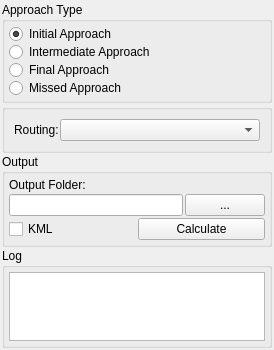
The window that Q_Pansopy/ui/pbn/qpansopy_lnav_dockwidget.ui (FLYGHT7/qpansopy) describes before a commit, drawn with Qt 5.
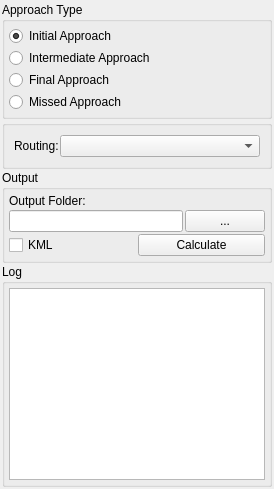
The same window after the commit. Custom widgets are drawn as their Qt base class.

```diff
--- a/Q_Pansopy/ui/pbn/qpansopy_lnav_dockwidget.ui
+++ b/Q_Pansopy/ui/pbn/qpansopy_lnav_dockwidget.ui
@@ -11,7 +11,7 @@
   <property name="maximumSize">
    <size>
     <width>16777215</width>
-    <height>350</height>
+    <height>16777215</height>
    </size>
   </property>
   <widget class="QWidget" name="dockWidgetContents">
@@ -159,7 +159,7 @@
     <item>
      <widget class="QGroupBox" name="logGroup">
       <property name="sizePolicy">
-       <sizepolicy hsizetype="Preferred" vsizetype="Fixed">
+      <sizepolicy hsizetype="Preferred" vsizetype="Preferred">
         <horstretch>0</horstretch>
         <verstretch>0</verstretch>
        </sizepolicy>
@@ -179,8 +179,14 @@
         </property>
         <item>
          <widget class="QTextEdit" name="logTextEdit">
-          <property name="maximumHeight">
-           <number>60</number>
+          <property name="sizePolicy">
+           <sizepolicy hsizetype="Expanding" vsizetype="Expanding">
+            <horstretch>0</horstretch>
+            <verstretch>1</verstretch>
+           </sizepolicy>
+          </property>
+          <property name="minimumHeight">
+           <number>100</number>
           </property>
           <property name="readOnly">
            <bool>true</bool>
```
Left out of the diff: 3 changed lines with no effect on the pictures. Lines whose indentation alone changed are shown as unchanged.
